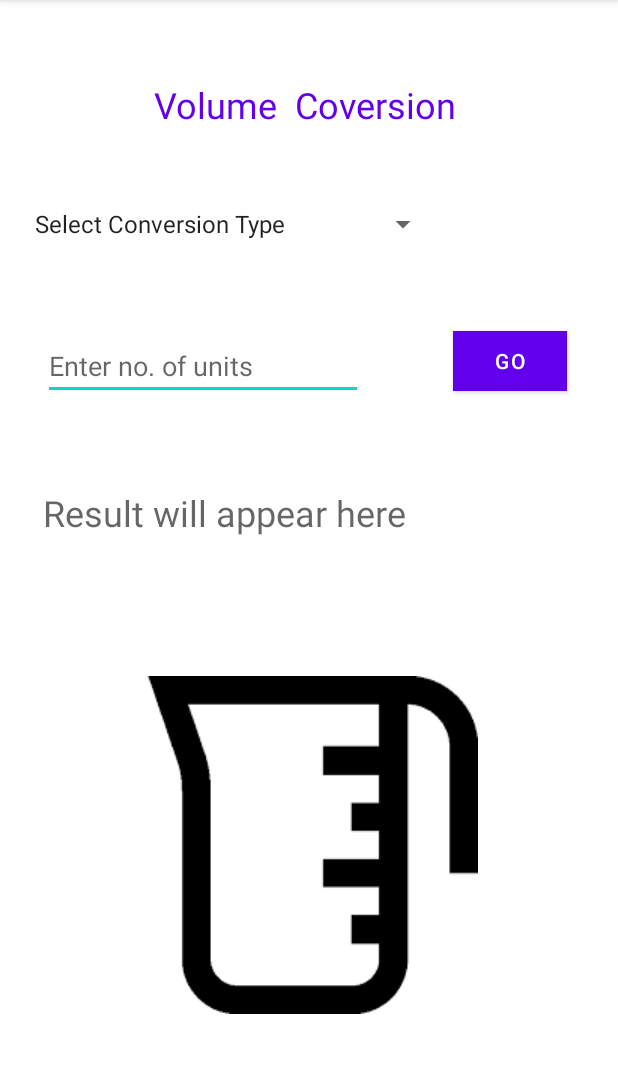
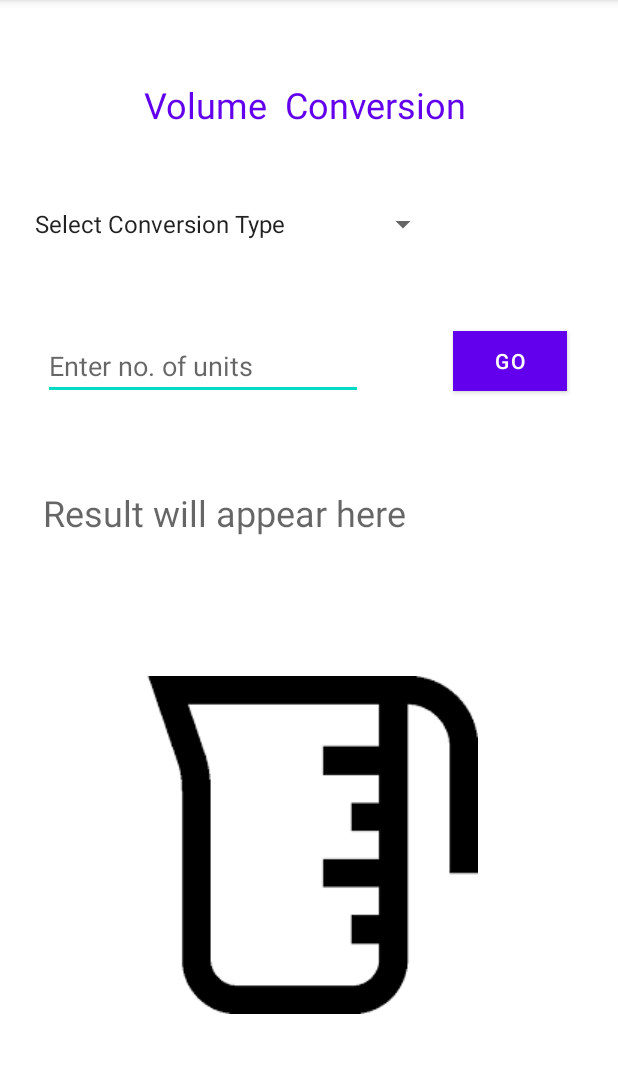
Before and after one commit to therealshahidmanzoor/oibsip_1, an Android app: the Volume screen opened directly, with no data from a screen before it, on a phone screen of 412 x 824 dp, the part 84-1157 px from its top. Run offline under Robolectric (Android 15) with nearby library versions, the phone set to English and light mode, and no system bars.

Commit message:
Initial Commit

```diff
--- a/app/src/main/res/layout/activity_volume.xml
+++ b/app/src/main/res/layout/activity_volume.xml
@@ -36,7 +36,7 @@
         android:id="@+id/textView"
         android:layout_width="233dp"
         android:layout_height="41dp"
-        android:text="Volume  Coversion "
+        android:text="Volume  Conversion "
         android:textAlignment="center"
         android:textColor="@color/purple_500"
         android:textSize="24sp"
```
